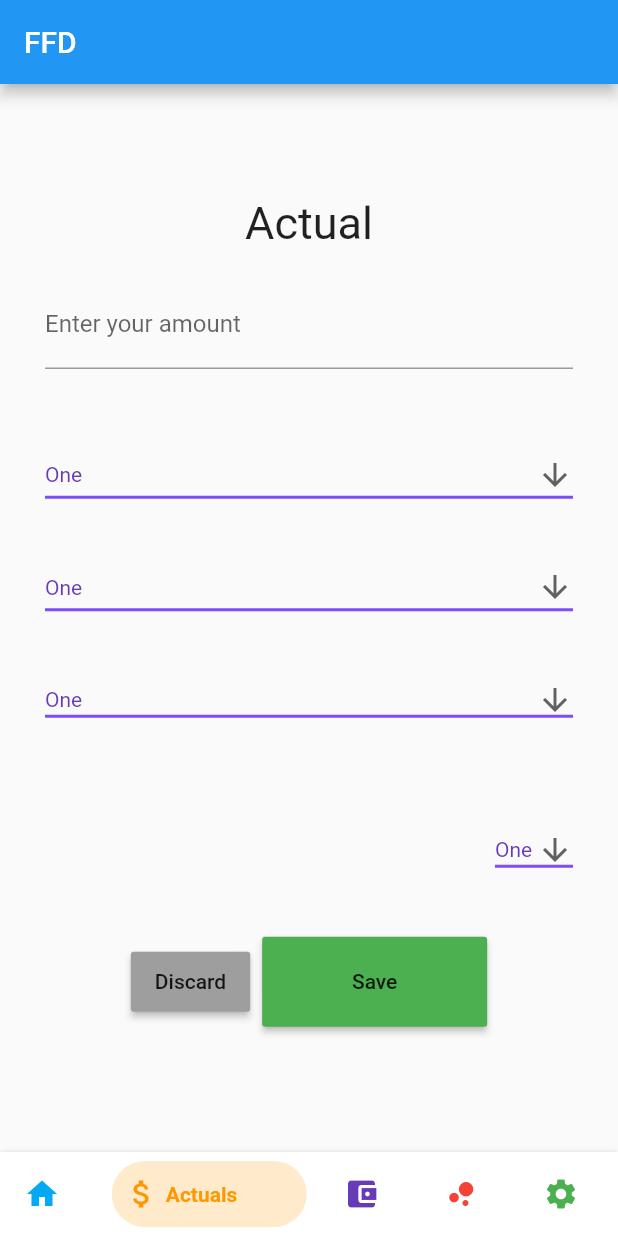
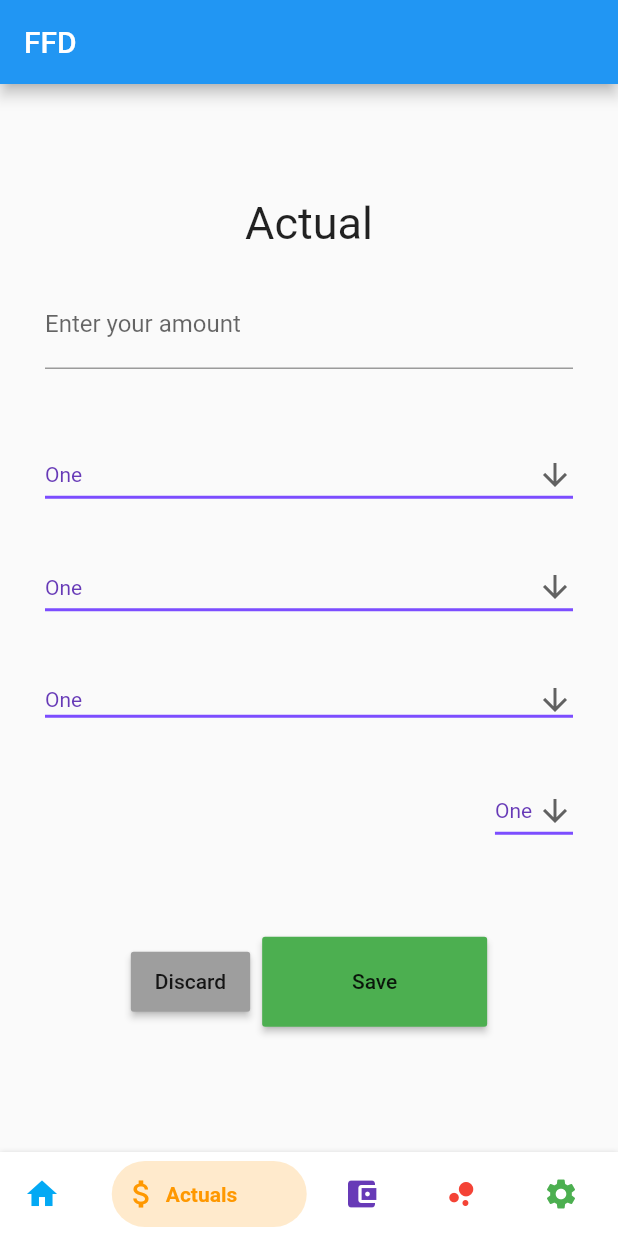
Before and after one commit to jkbngl/FFD, a Flutter app: the MyHomePage screen opened directly, swiped to page 2, on a phone screen of 412 x 824 dp. Run offline on Flutter 3.47's test engine with Material 2 defaults, Android fonts, the phone set to English and light mode, and no system bars; drawn by our look-alikes of bottom_navy_bar; our stand-ins replace syncfusion_flutter_charts.

Commit message:
#21 applied same style to costtype dropdown

```diff
--- a/flutter/ffd/lib/backup_color_change_on_nav_tab.dart
+++ b/flutter/ffd/lib/backup_color_change_on_nav_tab.dart
@@ -166,9 +166,10 @@ class _MyHomePageState extends State<MyHomePage> {
                   //color: Colors.blue[600],
                   alignment: Alignment.center,
                   //child: Text('Submit'),
-                  child:TextFormField(
-                  decoration: InputDecoration(
-                      labelText: 'Enter your amount'
+                  child:
+                  TextFormField(
+                    decoration: InputDecoration(
+                      labelText: 'Enter your amount',
                   ),
                 ),),
                 Container(
@@ -338,7 +339,7 @@ class _MyHomePageState extends State<MyHomePage> {
                   constraints: BoxConstraints.expand(
                     height: 100.0,
                   ),
-                  padding: const EdgeInsets.all(30.0),
+                  padding: const EdgeInsets.only(left: 30.0, top: 0, right: 30, bottom: 0),
                   //color: Colors.blue[600],
                   alignment: Alignment.center,
                   //child: Text('Submit'),
```
